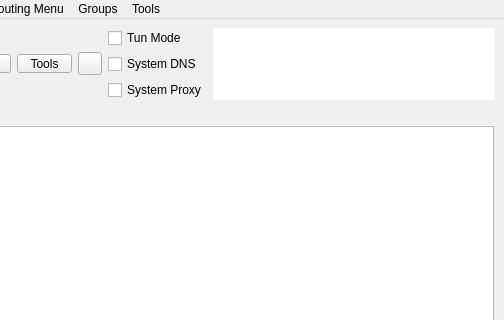
MamkinCoder/Throne-autoUpdate, file include/ui/mainwindow.ui: the form before one commit; both pictures show x 296 to 800 and y 0 to 320 of the 800 by 600 pixel window.
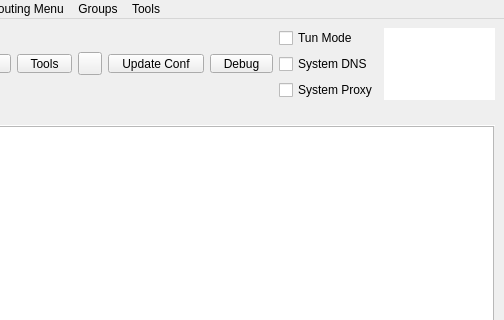
The form after the commit. Icons and pictures are not drawn. Custom widgets are drawn as their Qt base class.

Commit message: Added updating + better buttons

Diff of the .ui file:
```diff
--- a/include/ui/mainwindow.ui
+++ b/include/ui/mainwindow.ui
@@ -243,6 +243,75 @@
         </property>
        </widget>
       </item>
+      <item>
+       <widget class="QToolButton" name="toolButton_update_subs">
+        <property name="minimumSize">
+         <size>
+          <width>0</width>
+          <height>0</height>
+         </size>
+        </property>
+        <property name="styleSheet">
+         <string notr="true">QToolButton {
+    padding-left: 8px;
+    padding-right: 8px;
+}
+
+QToolButton::menu-indicator {
+    subcontrol-origin: border;
+    subcontrol-position: bottom right;
+    right: 2px;
+    bottom: 3px;
+}</string>
+        </property>
+        <property name="text">
+         <string>Update Conf</string>
+        </property>
+        <property name="icon">
+         <iconset theme="b-system-software-update"/>
+        </property>
+        <property name="iconSize">
+         <size>
+          <width>24</width>
+          <height>24</height>
+         </size>
+        </property>
+        <property name="toolButtonStyle">
+         <enum>Qt::ToolButtonStyle::ToolButtonTextUnderIcon</enum>
+        </property>
+       </widget>
+      </item>
+      <item>
+       <widget class="QToolButton" name="toolButton_debug">
+        <property name="minimumSize">
+         <size>
+          <width>0</width>
+          <height>0</height>
+         </size>
+        </property>
+        <property name="styleSheet">
+         <string notr="true">QToolButton {
+    padding-left: 8px;
+    padding-right: 8px;
+}</string>
+        </property>
+        <property name="text">
+         <string>Debug</string>
+        </property>
+        <property name="icon">
+         <iconset theme="b-system-run"/>
+        </property>
+        <property name="iconSize">
+         <size>
+          <width>24</width>
+          <height>24</height>
+         </size>
+        </property>
+        <property name="toolButtonStyle">
+         <enum>Qt::ToolButtonStyle::ToolButtonTextUnderIcon</enum>
+        </property>
+       </widget>
+      </item>
       <item>
        <layout class="QVBoxLayout" name="verticalLayout_4">
         <item>
```
The commit also changes 4 other files.
